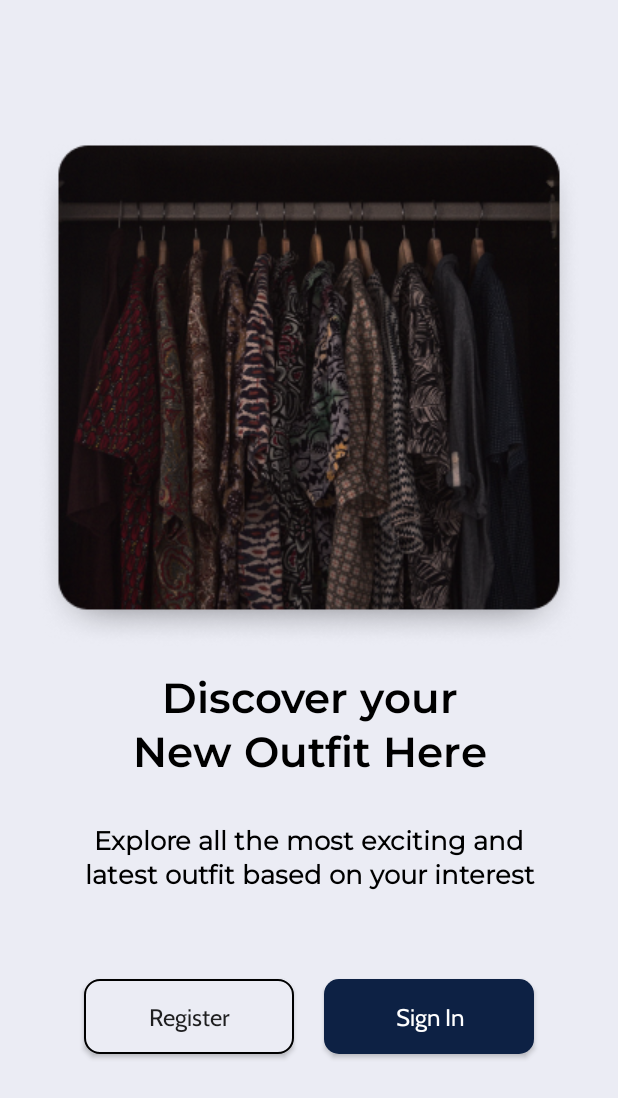
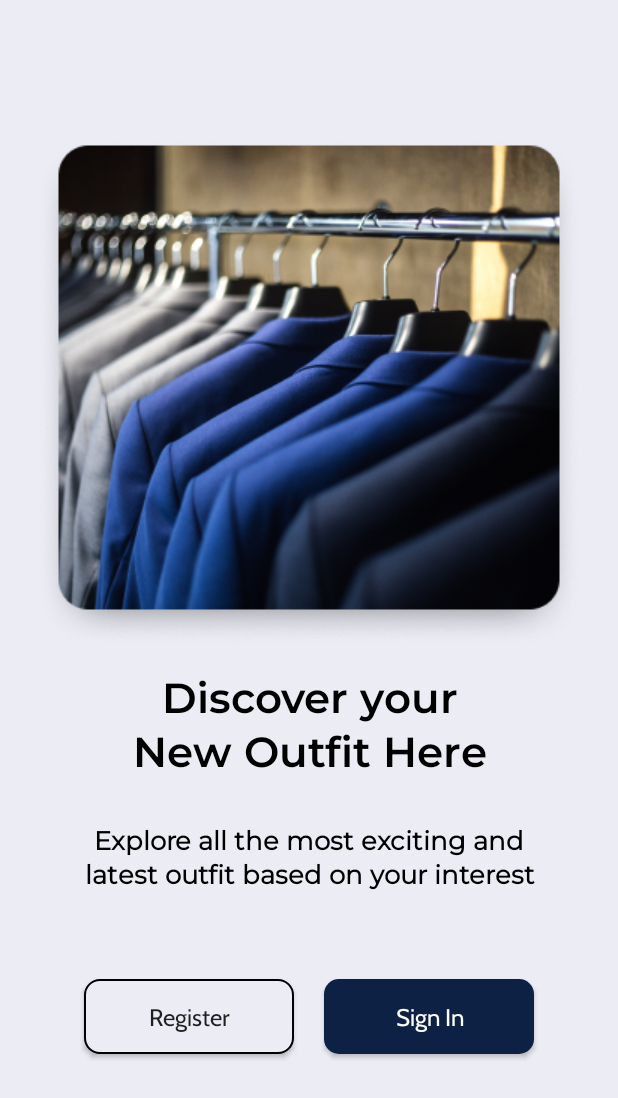
Before and after one commit to BETAMIN-SYNC/wardrobe-app, an Android app: the screen it shows after launch (MainActivity), on a phone screen of 412 x 824 dp. Shown: the top 1098 px of the screen. Run offline under Robolectric (Android 15) with nearby library versions, the phone set to English and light mode, and no system bars.

Commit message:
main page design

```diff
--- a/app/src/main/res/layout/activity_main.xml
+++ b/app/src/main/res/layout/activity_main.xml
@@ -14,7 +14,7 @@
         android:layout_width="match_parent"
         android:layout_height="wrap_content"
         android:contentDescription="@string/wardrobe"
-        app:srcCompat="@drawable/wardrobe_photo" />
+        app:srcCompat="@drawable/wardrobe" />
 
     <TextView
         android:layout_width="match_parent"
```
Also changed, not shown: app/src/main/res/drawable/wardrobe.jpg (added).
